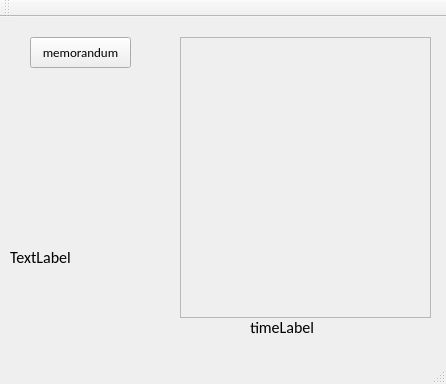
This is PersonalQtManager/PersonalQtManager/PersonalQtManager.ui in Small-wolf-sy/PersonaManager as Qt 5 draws it before an edit. The edited form follows.
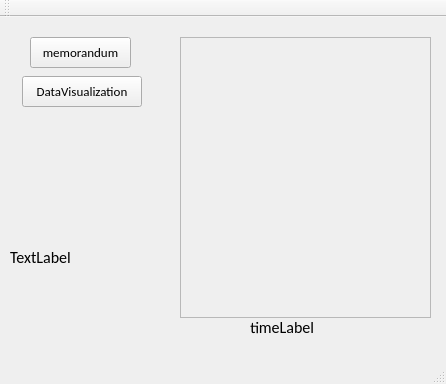
This is the edited form.

Commit message: 提供Data可视化接口

```diff
--- a/PersonalQtManager/PersonalQtManager/PersonalQtManager.ui
+++ b/PersonalQtManager/PersonalQtManager/PersonalQtManager.ui
@@ -103,6 +103,28 @@
      <string>TextLabel</string>
     </property>
    </widget>
+   <widget class="QPushButton" name="DataVisualButton">
+    <property name="geometry">
+     <rect>
+      <x>22</x>
+      <y>59</y>
+      <width>120</width>
+      <height>31</height>
+     </rect>
+    </property>
+    <property name="font">
+     <font>
+      <family>Calibri</family>
+      <pointsize>10</pointsize>
+     </font>
+    </property>
+    <property name="text">
+     <string>DataVisualization</string>
+    </property>
+    <property name="shortcut">
+     <string>Ctrl+D</string>
+    </property>
+   </widget>
   </widget>
   <widget class="QMenuBar" name="menuBar">
    <property name="geometry">
```
Left out of the diff: 3 changed lines with no effect on the pictures. The commit also changes 3 other files.
